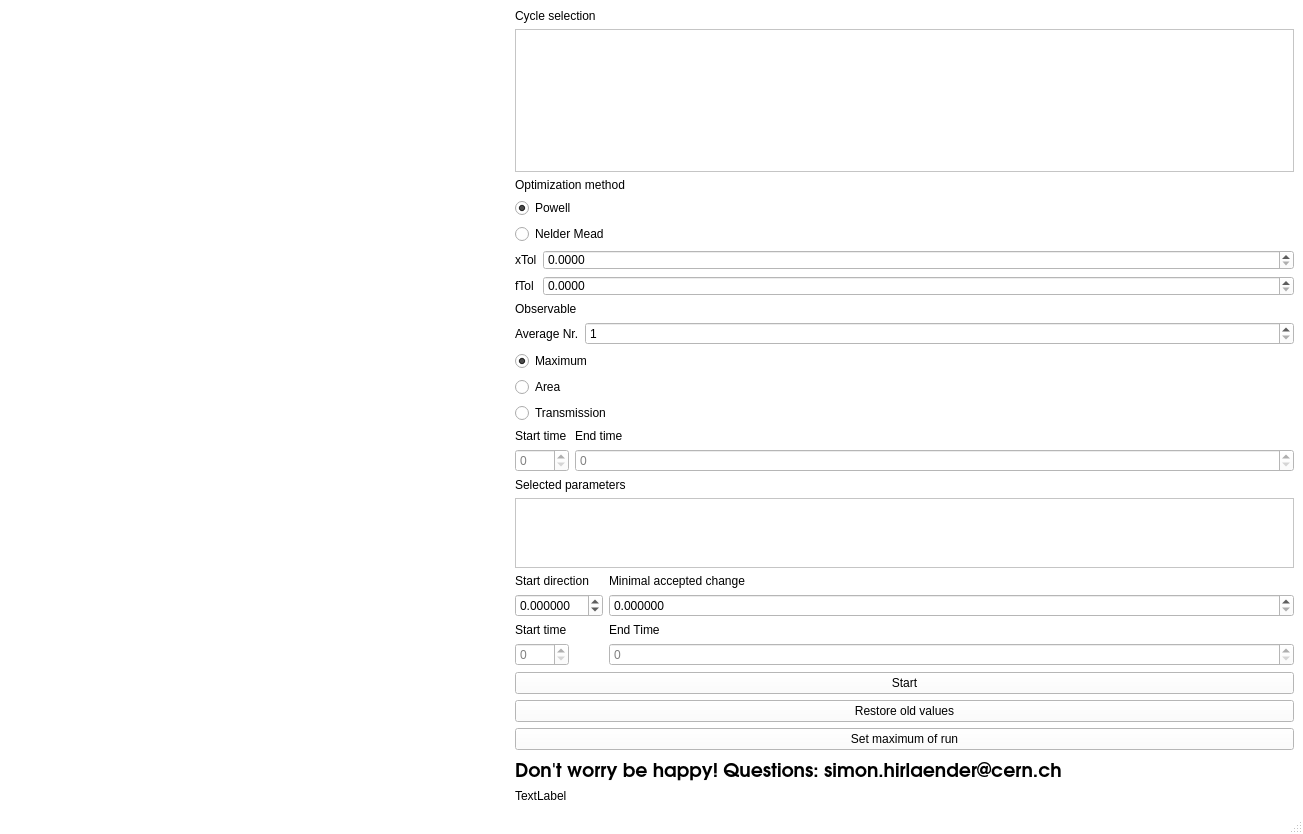
Qt form sceleton.ui (MathPhysSim/Pyhonic-Optimization) before a commit.
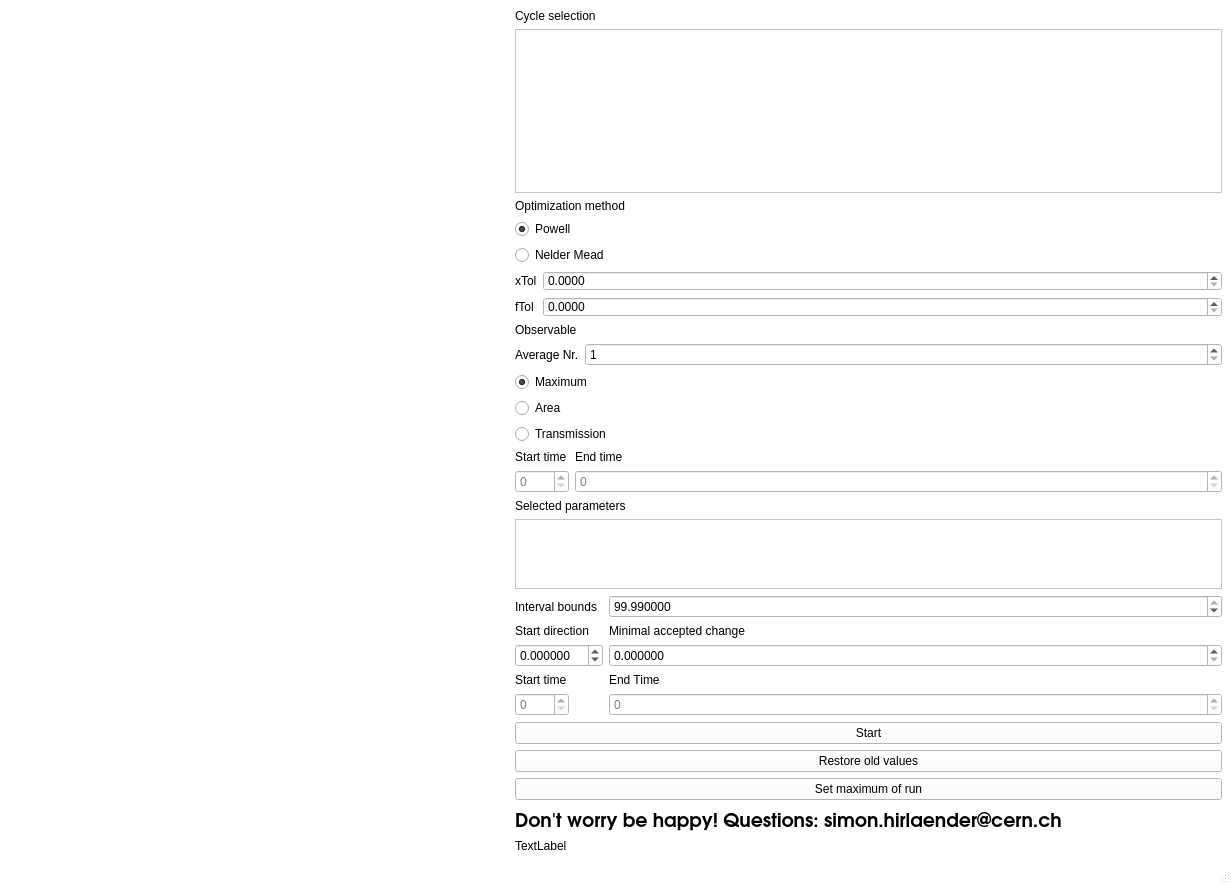
The same form after that commit. Icons and pictures are not drawn. Custom widgets are drawn as their Qt base class.

The edit to the form file:
```diff
--- a/sceleton.ui
+++ b/sceleton.ui
@@ -9,8 +9,8 @@
    <rect>
     <x>0</x>
     <y>0</y>
-    <width>1303</width>
-    <height>834</height>
+    <width>1231</width>
+    <height>884</height>
    </rect>
   </property>
   <property name="palette">
@@ -722,28 +722,28 @@
         <property name="fieldGrowthPolicy">
          <enum>QFormLayout::AllNonFixedFieldsGrow</enum>
         </property>
-        <item row="0" column="0">
+        <item row="1" column="0">
          <widget class="QLabel" name="label_13">
           <property name="text">
            <string>Start direction</string>
           </property>
          </widget>
         </item>
-        <item row="2" column="0">
+        <item row="4" column="0">
          <widget class="QLabel" name="label_6">
           <property name="text">
            <string>Start time</string>
           </property>
          </widget>
         </item>
-        <item row="2" column="1">
+        <item row="4" column="1">
          <widget class="QLabel" name="label_7">
           <property name="text">
            <string>End Time</string>
           </property>
          </widget>
         </item>
-        <item row="3" column="0">
+        <item row="5" column="0">
          <widget class="QDoubleSpinBox" name="doubleSpinBoxStartTime">
           <property name="enabled">
            <bool>false</bool>
@@ -756,7 +756,7 @@
           </property>
          </widget>
         </item>
-        <item row="3" column="1">
+        <item row="5" column="1">
          <widget class="QDoubleSpinBox" name="doubleSpinBoxEndTime">
           <property name="enabled">
            <bool>false</bool>
@@ -769,7 +769,7 @@
           </property>
          </widget>
         </item>
-        <item row="1" column="0">
+        <item row="3" column="0">
          <widget class="QDoubleSpinBox" name="doubleSpinBoxStartDirection">
           <property name="decimals">
            <number>6</number>
@@ -779,14 +779,14 @@
           </property>
          </widget>
         </item>
-        <item row="0" column="1">
+        <item row="1" column="1">
          <widget class="QLabel" name="label_14">
           <property name="text">
            <string>Minimal accepted change</string>
           </property>
          </widget>
         </item>
-        <item row="1" column="1">
+        <item row="3" column="1">
          <widget class="QDoubleSpinBox" name="doubleSpinBoxMinimalAcceptedChange">
           <property name="decimals">
            <number>6</number>
@@ -796,6 +796,29 @@
           </property>
          </widget>
         </item>
+        <item row="0" column="0">
+         <widget class="QLabel" name="label_15">
+          <property name="text">
+           <string>Interval bounds</string>
+          </property>
+         </widget>
+        </item>
+        <item row="0" column="1">
+         <widget class="QDoubleSpinBox" name="doubleSpinBoxIntervalBounds">
+          <property name="decimals">
+           <number>6</number>
+          </property>
+          <property name="minimum">
+           <double>-99.989999999999995</double>
+          </property>
+          <property name="singleStep">
+           <double>0.000001000000000</double>
+          </property>
+          <property name="value">
+           <double>99.989999999999995</double>
+          </property>
+         </widget>
+        </item>
        </layout>
       </item>
       <item>
```
Left out of the diff: 4 changed lines with no effect on the pictures.
